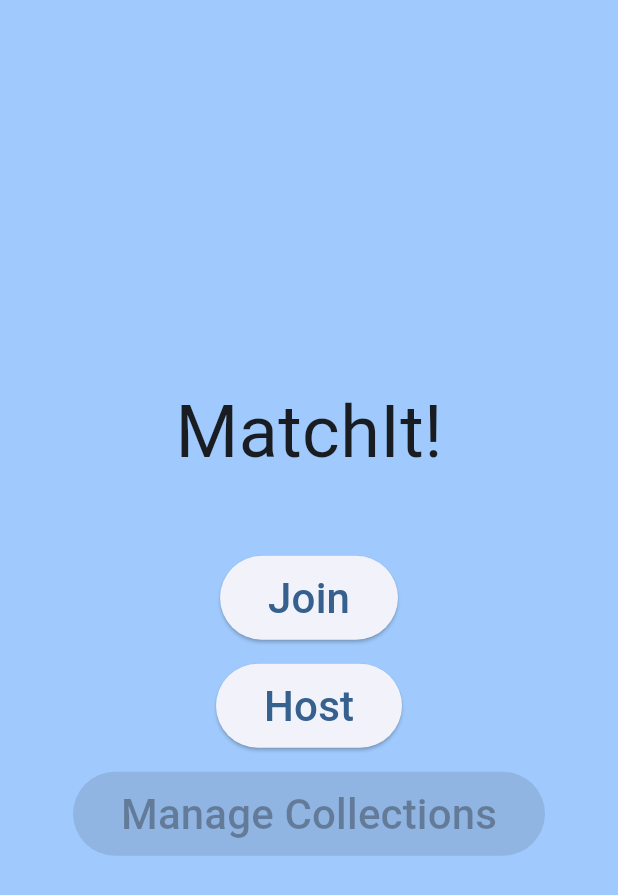
After one commit to ItayElf/MatchIt, a Flutter app: the screen it shows after launch, on a phone screen of 412 x 824 dp. The commit adds this screen. Shown: the top 895 px of the screen. Run offline on Flutter 3.47's test engine with Material 3 defaults, Android fonts, the phone set to English and light mode, and no system bars; our stand-ins replace cached_network_image, permission_handler, swipe_cards; missing offline and left inert: hashids2, network_info_plus.

Commit message:
Feat: added basic home page

```diff
--- a/lib/main.dart
+++ b/lib/main.dart
@@ -1,7 +1,7 @@
 import 'package:flutter/material.dart';
 import 'package:match_it/classes/card_collection.dart';
 import 'package:match_it/classes/card_data.dart';
-import 'package:match_it/pages/join_page.dart';
+import 'package:match_it/pages/home_page.dart';
 
 void main() async {
   WidgetsFlutterBinding.ensureInitialized();
@@ -47,7 +47,7 @@ class MyApp extends StatelessWidget {
         colorScheme: ColorScheme.fromSeed(seedColor: Colors.blue),
         useMaterial3: true,
       ),
-      home: const JoinPage(),
+      home: const HomePage(),
     );
   }
 }
--- /dev/null
+++ b/lib/pages/collection_chooser.dart
@@ -0,0 +1,10 @@
+import 'package:flutter/material.dart';
+
+class CollectionChooser extends StatelessWidget {
+  const CollectionChooser({super.key});
+
+  @override
+  Widget build(BuildContext context) {
+    return const Placeholder();
+  }
+}
--- /dev/null
+++ b/lib/pages/home_page.dart
@@ -0,0 +1,70 @@
+import 'package:flutter/material.dart';
+import 'package:match_it/pages/collection_chooser.dart';
+import 'package:match_it/pages/join_page.dart';
+
+class HomePage extends StatelessWidget {
+  const HomePage({super.key});
+
+  @override
+  Widget build(BuildContext context) {
+    return Scaffold(
+      backgroundColor: Theme.of(context).colorScheme.inversePrimary,
+      body: Center(
+        child: Column(
+          mainAxisSize: MainAxisSize.max,
+          mainAxisAlignment: MainAxisAlignment.center,
+          children: [
+            const Text(
+              "MatchIt!",
+              style: TextStyle(fontSize: 48),
+            ),
+            const SizedBox(height: 48),
+            _MenuButton(
+              text: "Join",
+              onClick: () => Navigator.of(context).push(
+                MaterialPageRoute(builder: (context) => const JoinPage()),
+              ),
+            ),
+            const SizedBox(height: 16),
+            _MenuButton(
+              text: "Host",
+              onClick: () => Navigator.of(context).push(
+                MaterialPageRoute(
+                  builder: (context) => const CollectionChooser(),
+                ),
+              ),
+            ),
+            const SizedBox(height: 16),
+            const _MenuButton(
+              text: "Manage Collections",
+            ),
+          ],
+        ),
+      ),
+    );
+  }
+}
+
+class _MenuButton extends StatelessWidget {
+  const _MenuButton({
+    required this.text,
+    this.onClick,
+  });
+
+  final String text;
+  final void Function()? onClick;
+
+  @override
+  Widget build(BuildContext context) {
+    return ElevatedButton(
+      onPressed: onClick,
+      child: Padding(
+        padding: const EdgeInsets.all(8.0),
+        child: Text(
+          text,
+          style: const TextStyle(fontSize: 28),
+        ),
+      ),
+    );
+  }
+}
```
